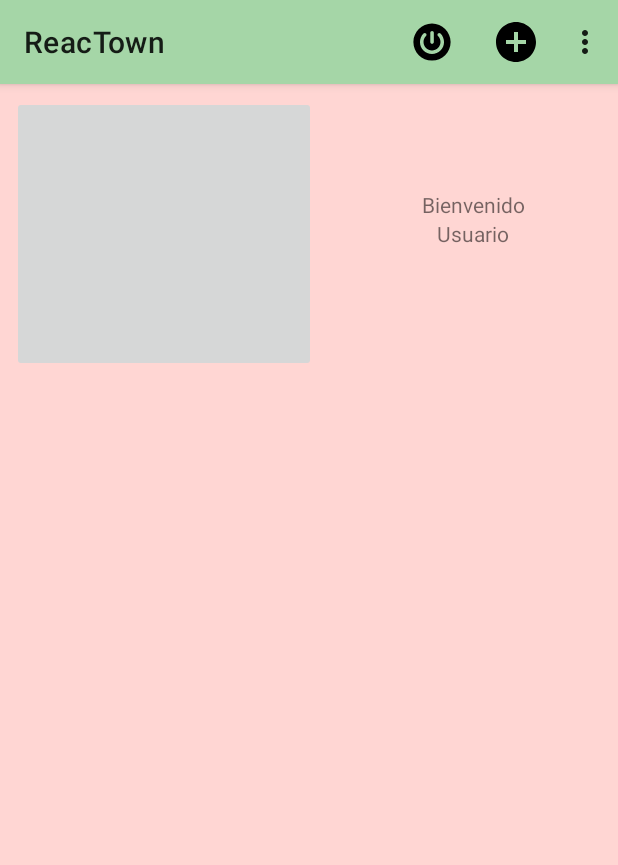
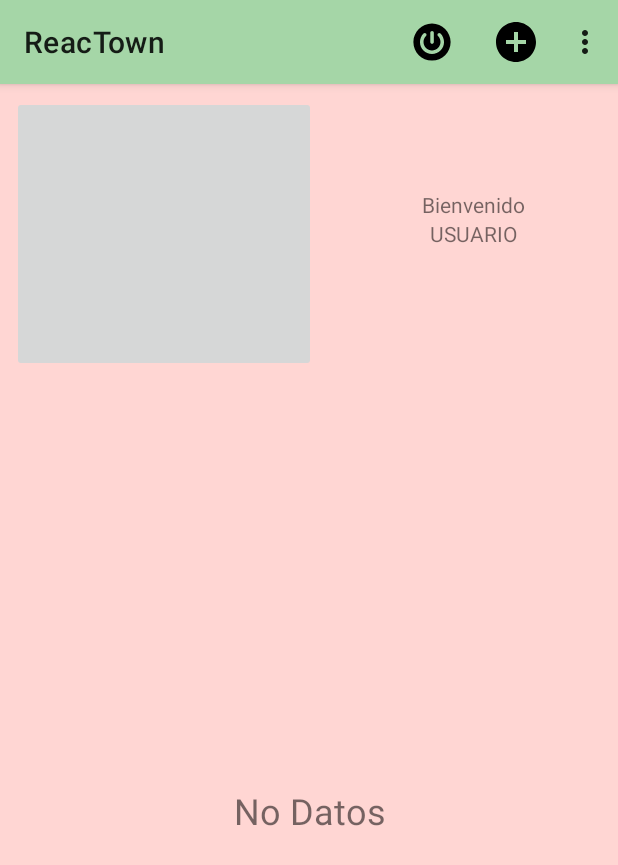
Before and after one commit to josefoons/ReacTown, an Android app: the Listado screen opened through its navigation route, on a phone screen of 412 x 824 dp. Shown: the top 865 px of the screen. Run offline under Robolectric (Android 15) with nearby library versions, the phone set to English and light mode, and no system bars; our stand-ins replace Firebase (no records; nobody signed in at launch, a user with empty details on screens opened directly), Picasso; pictures from the network do not load.

Commit message:
Correccion de bugs

```diff
--- a/app/src/main/java/es/josefons/reactown/Listado.java
+++ b/app/src/main/java/es/josefons/reactown/Listado.java
@@ -68,6 +68,7 @@ public class Listado extends Fragment {
     RecyclerView recyclerView;
     ItemListadoAdapter itemListadoAdapter;
     List<ItemListado> listadoList;
+    TextView noDatos;
 
     public Listado() {
         // Required empty public constructor
@@ -116,6 +117,7 @@ public class Listado extends Fragment {
         mDatabase = FirebaseDatabase.getInstance().getReference();
         btnImagenMain = view.findViewById(R.id.btnImagenMain);
         tvInformacionUsuarioListado = view.findViewById(R.id.tvInformacionUsuarioListado);
+        noDatos = view.findViewById(R.id.noDatos);
         getUserInfo();
 
         /* Recycler */
@@ -132,6 +134,7 @@ public class Listado extends Fragment {
             @Override
             public void onDataChange(@NonNull DataSnapshot dataSnapshot) {
                 listadoList.removeAll(listadoList);
+                if(dataSnapshot.exists()){
                     for (DataSnapshot snapshot : dataSnapshot.getChildren()) {
                         ItemListado aux = new ItemListado();
                         aux.setId(snapshot.getKey());
@@ -139,12 +142,17 @@ public class Listado extends Fragment {
                         aux.setName(snapshot.child("propuestaNombre").getValue().toString());
                         listadoList.add(aux);
                     }
+                }
+
+                if(listadoList.size() != 0){
+                    noDatos.setVisibility(View.GONE);
                     itemListadoAdapter.notifyDataSetChanged();
+                }
             }
 
             @Override
             public void onCancelled(@NonNull DatabaseError databaseError) {
-
+                System.out.println(databaseError.getMessage());
             }
         });
 
--- a/app/src/main/res/layout/fragment_listado.xml
+++ b/app/src/main/res/layout/fragment_listado.xml
@@ -46,7 +46,8 @@
                 android:layout_height="wrap_content"
                 android:layout_weight="0.5"
                 android:gravity="center_horizontal|top"
-                android:text="Usuario" />
+                android:text="Usuario"
+                android:textAllCaps="true" />
         </LinearLayout>
     </LinearLayout>
 
@@ -62,4 +63,17 @@
         app:layout_constraintEnd_toEndOf="parent"
         app:layout_constraintStart_toStartOf="parent"
         app:layout_constraintTop_toBottomOf="@+id/linearLayout" />
+
+    <TextView
+        android:id="@+id/noDatos"
+        android:layout_width="wrap_content"
+        android:layout_height="wrap_content"
+        android:foregroundGravity="center"
+        android:gravity="center"
+        android:text="@string/noDatos"
+        android:textSize="24sp"
+        app:layout_constraintBottom_toBottomOf="@+id/recyclerView"
+        app:layout_constraintEnd_toEndOf="@+id/recyclerView"
+        app:layout_constraintStart_toStartOf="@+id/recyclerView"
+        app:layout_constraintTop_toTopOf="@+id/recyclerView" />
 </androidx.constraintlayout.widget.ConstraintLayout>
--- a/app/src/main/res/navigation/nav_graph.xml
+++ b/app/src/main/res/navigation/nav_graph.xml
@@ -15,7 +15,8 @@
             app:destination="@id/registerFragment" />
         <action
             android:id="@+id/loginCompleto"
-            app:destination="@id/listado" />
+            app:destination="@id/listado"
+            app:enterAnim="@anim/nav_default_enter_anim" />
         <action
             android:id="@+id/irRecuperar"
             app:destination="@id/recuperarPassword" />
--- a/app/src/main/res/values/strings.xml
+++ b/app/src/main/res/values/strings.xml
@@ -35,4 +35,5 @@
     <string name="btnPanelUsuarioCorreo">Cambiar Correo</string>
     <string name="recyclerView">No Datos</string>
     <string name="mDeleteAdmin">Delete</string>
+    <string name="noDatos">No Datos</string>
 </resources>
```
Also changed, not shown: app/src/main/res/layout/fragment_recuperar_password.xml (+10 -0 lines). Lines whose indentation alone changed are shown as unchanged.
